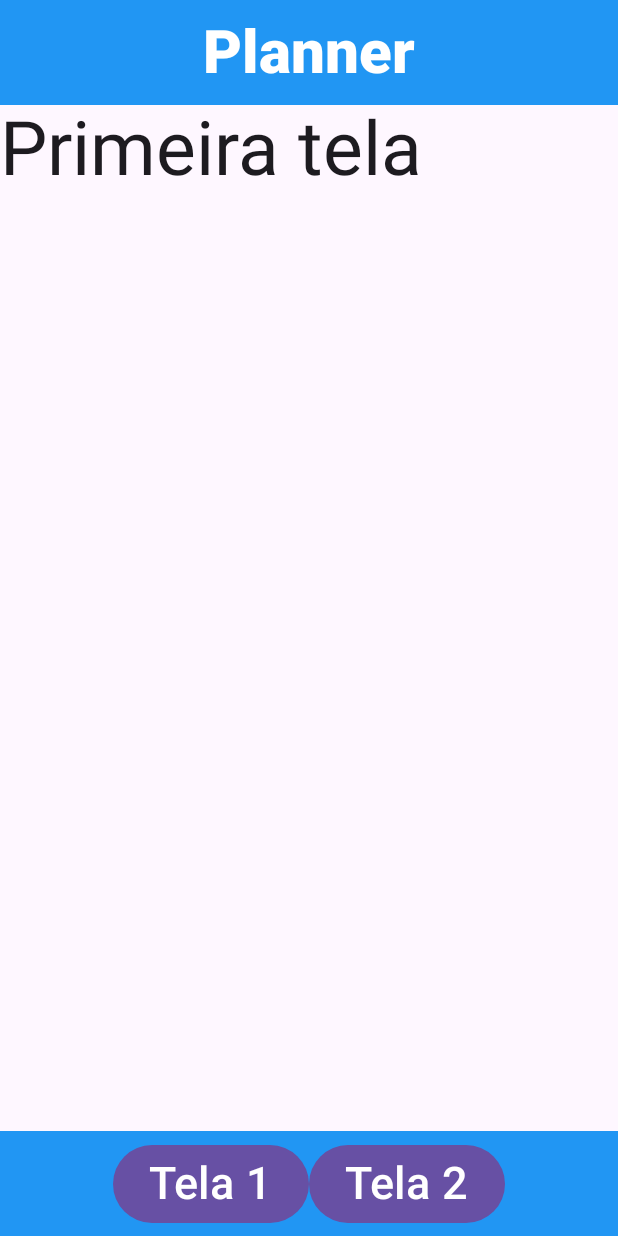
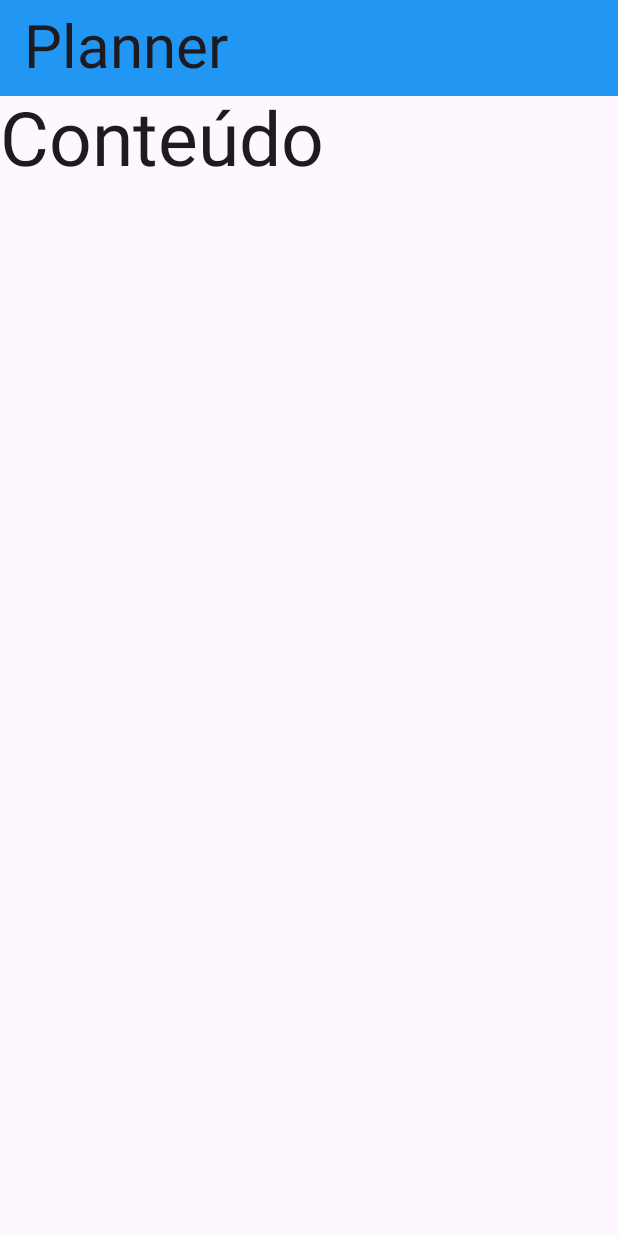
Before and after one commit to unagumoro/hehe, an Android app built with Jetpack Compose: the screen it shows after launch (MainActivity), on a phone screen of 412 x 824 dp. Run offline under Robolectric (Android 15) with nearby library versions, the phone set to English and light mode, and no system bars.

Commit message:
Versão inicial

```diff
--- a/app/src/main/java/br/edu/up/planner/PlannerApp.kt
+++ b/app/src/main/java/br/edu/up/planner/PlannerApp.kt
@@ -7,9 +7,14 @@ import androidx.compose.foundation.layout.Row
 import androidx.compose.foundation.layout.fillMaxSize
 import androidx.compose.foundation.layout.fillMaxWidth
 import androidx.compose.foundation.layout.height
+import androidx.compose.foundation.layout.padding
 import androidx.compose.material3.Button
+import androidx.compose.material3.ExperimentalMaterial3Api
+import androidx.compose.material3.Scaffold
 import androidx.compose.material3.Surface
 import androidx.compose.material3.Text
+import androidx.compose.material3.TopAppBar
+import androidx.compose.material3.TopAppBarDefaults
 import androidx.compose.runtime.Composable
 import androidx.compose.runtime.mutableStateOf
 import androidx.compose.runtime.remember
@@ -23,7 +28,9 @@ import androidx.compose.ui.unit.dp
 import androidx.compose.ui.unit.sp
 import br.edu.up.planner.ui.screens.PrimeiraTela
 import br.edu.up.planner.ui.screens.SegundaTela
+import br.edu.up.planner.ui.theme.CorDoTitulo
 
+@OptIn(ExperimentalMaterial3Api::class)
 @Preview(
     device = Devices.PIXEL
 )
@@ -32,6 +39,29 @@ import br.edu.up.planner.ui.screens.SegundaTela
 //)
 @Composable
 fun PlannerApp(){
+
+    val tela = remember { mutableStateOf(1) }
+
+    Scaffold(
+        topBar = {
+            TopAppBar(
+                title = {Text(text = "Planner", fontSize = 40.sp)},
+                colors = TopAppBarDefaults.topAppBarColors(CorDoTitulo)
+                )
+        },
+
+        content = { padding ->
+            Text(text = "Conteúdo",
+                Modifier.padding(padding),
+                fontSize = 50.sp)
+        }
+    )
+
+}
+
+
+@Composable
+fun PlannerAppManual(){
 
     val tela = remember { mutableStateOf(1) }
 
--- a/app/src/main/java/br/edu/up/planner/ui/theme/Color.kt
+++ b/app/src/main/java/br/edu/up/planner/ui/theme/Color.kt
@@ -5,7 +5,7 @@ import androidx.compose.ui.graphics.Color
 val Purple80 = Color(0xFFD0BCFF)
 val PurpleGrey80 = Color(0xFFCCC2DC)
 val Pink80 = Color(0xFFEFB8C8)
-
 val Purple40 = Color(0xFF6650a4)
 val PurpleGrey40 = Color(0xFF625b71)
 val Pink40 = Color(0xFF7D5260)
+val CorDoTitulo = Color(0xFF2196F3)
```
